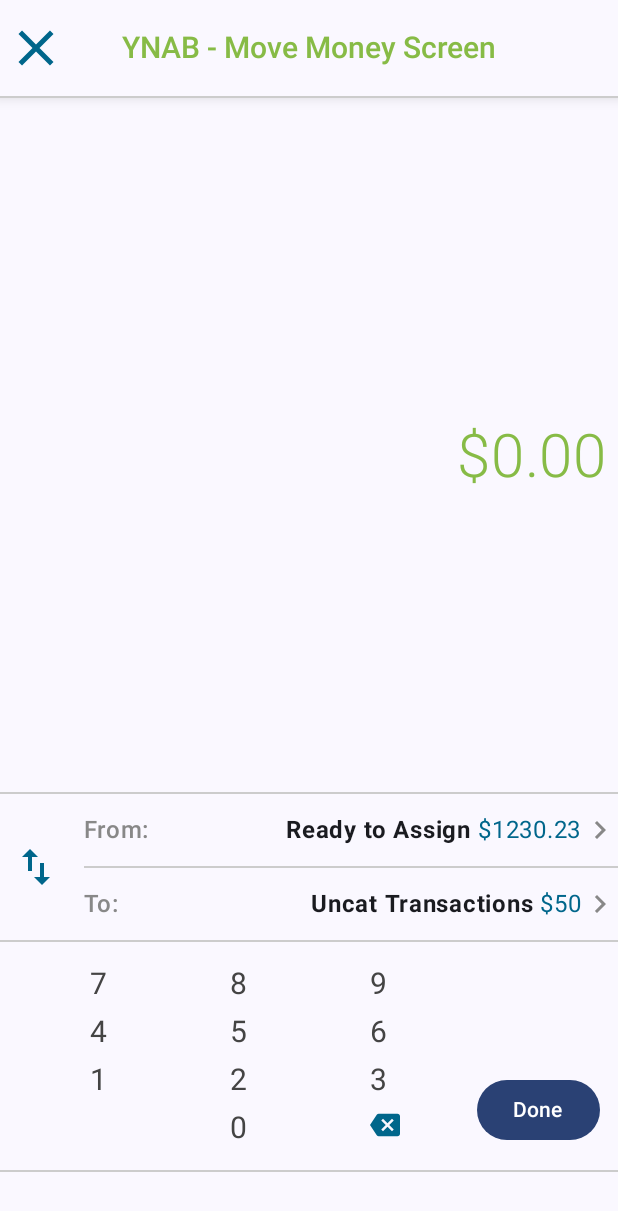
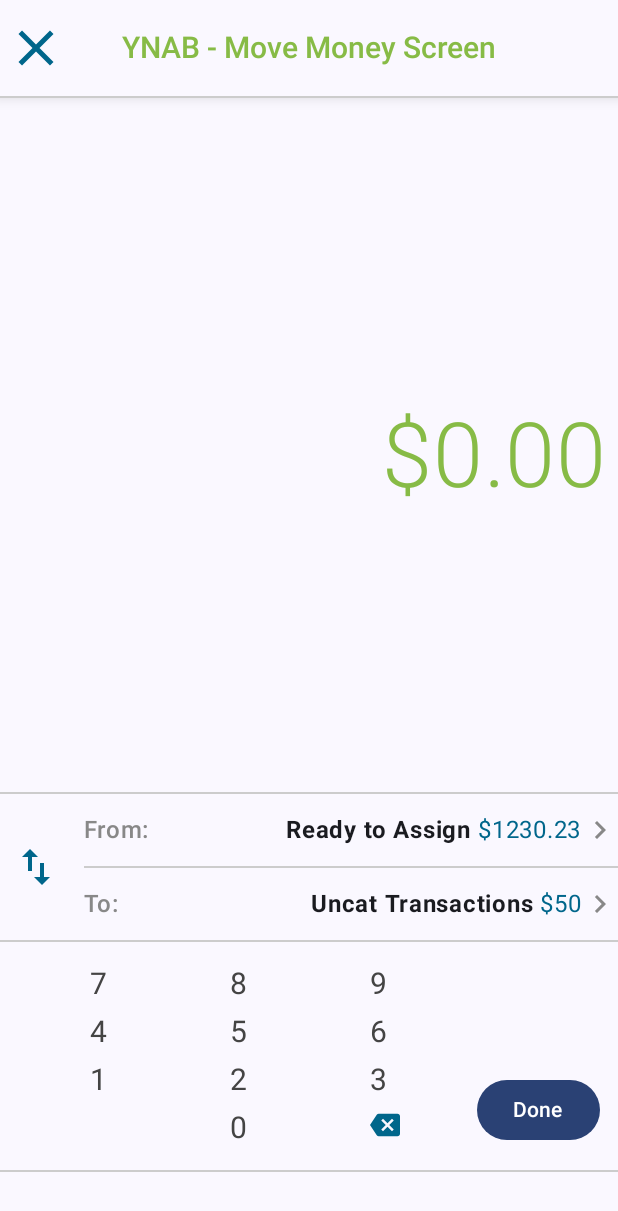
Before and after one commit to FeKent/Replica, an Android app built with Jetpack Compose: the screen it shows after launch (MainActivity), on a phone screen of 412 x 824 dp. Shown: the top 1211 px of the screen. Run offline under Robolectric (Android 15) with nearby library versions, the phone set to English and light mode, and no system bars.

Commit message:
Resize font of main section

```diff
--- a/app/src/main/java/com/example/replica/composables/YnabScreen.kt
+++ b/app/src/main/java/com/example/replica/composables/YnabScreen.kt
@@ -47,7 +47,7 @@
             text = "$0.00",
             color = Color(135, 187, 70, 255),
             textAlign = TextAlign.End,
-            fontSize = 40.sp,
+            fontSize = 60.sp,
             fontWeight = FontWeight.Light,
             modifier = Modifier
                 .fillMaxWidth()
```
